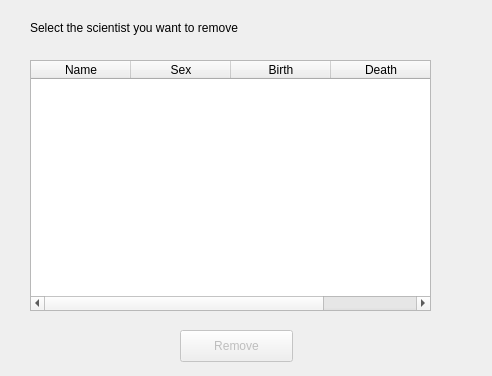
This is gui/remove/removescigui.ui in HelgiThomas/Verklegt31 as Qt 5 draws it before an edit. The edited form follows.
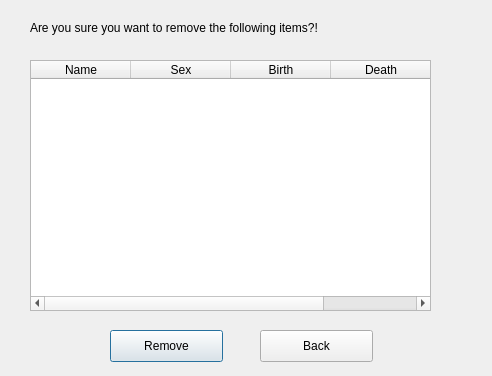
This is the edited form.

```diff
--- a/gui/remove/removescigui.ui
+++ b/gui/remove/removescigui.ui
@@ -15,11 +15,11 @@
   </property>
   <widget class="QPushButton" name="button_removeSci">
    <property name="enabled">
-    <bool>false</bool>
+    <bool>true</bool>
    </property>
    <property name="geometry">
     <rect>
-     <x>180</x>
+     <x>110</x>
      <y>330</y>
      <width>113</width>
      <height>32</height>
@@ -34,12 +34,12 @@
     <rect>
      <x>30</x>
      <y>20</y>
-     <width>241</width>
+     <width>351</width>
      <height>16</height>
     </rect>
    </property>
    <property name="text">
-    <string>Select the scientist you want to remove</string>
+    <string>Are you sure you want to remove the following items?!</string>
    </property>
   </widget>
   <widget class="QTableWidget" name="table_all">
@@ -72,6 +72,22 @@
     </property>
    </column>
   </widget>
+  <widget class="QPushButton" name="button_removeSci_2">
+   <property name="enabled">
+    <bool>true</bool>
+   </property>
+   <property name="geometry">
+    <rect>
+     <x>260</x>
+     <y>330</y>
+     <width>113</width>
+     <height>32</height>
+    </rect>
+   </property>
+   <property name="text">
+    <string>Back</string>
+   </property>
+  </widget>
  </widget>
  <resources/>
  <connections/>
```
